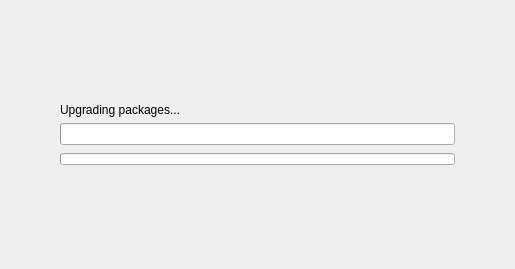
Before: the Qt Designer form playground/gokmen/um/ui/ui_screen_5.ui in pars-linux/uludag, drawn with Qt 5.
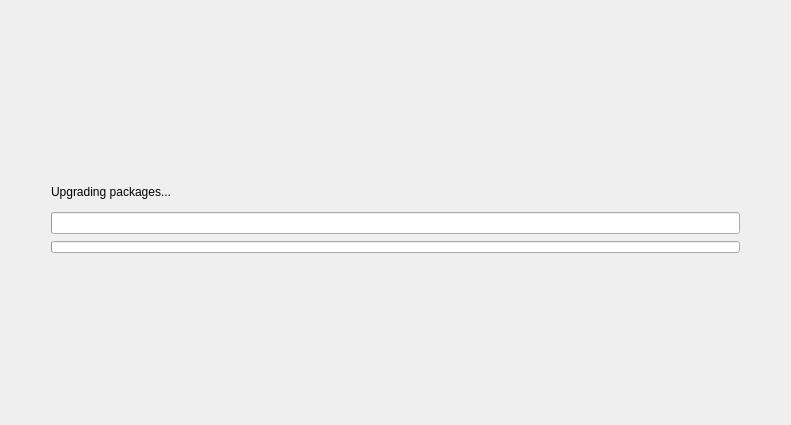
After: the same form once the commit is applied.

Commit message: - I hope the latest one !

Patch:
```diff
--- a/playground/gokmen/um/ui/ui_screen_5.ui
+++ b/playground/gokmen/um/ui/ui_screen_5.ui
@@ -6,8 +6,8 @@
    <rect>
     <x>0</x>
     <y>0</y>
-    <width>515</width>
-    <height>269</height>
+    <width>791</width>
+    <height>425</height>
    </rect>
   </property>
   <property name="windowTitle">
@@ -27,7 +27,7 @@
      </property>
     </spacer>
    </item>
-   <item row="1" column="0">
+   <item row="0" column="0" rowspan="5">
     <spacer name="horizontalSpacer">
      <property name="orientation">
       <enum>Qt::Horizontal</enum>
@@ -43,25 +43,61 @@
      </property>
     </spacer>
    </item>
-   <item row="1" column="1">
-    <widget class="QWidget" name="widget_2" native="true">
-     <property name="sizePolicy">
-      <sizepolicy hsizetype="Preferred" vsizetype="Fixed">
-       <horstretch>0</horstretch>
-       <verstretch>0</verstretch>
-      </sizepolicy>
+   <item row="0" column="3" rowspan="5">
+    <spacer name="horizontalSpacer_2">
+     <property name="orientation">
+      <enum>Qt::Horizontal</enum>
      </property>
-     <layout class="QVBoxLayout" name="verticalLayout_2">
-      <item>
+     <property name="sizeType">
+      <enum>QSizePolicy::Fixed</enum>
+     </property>
+     <property name="sizeHint" stdset="0">
+      <size>
+       <width>40</width>
+       <height>20</height>
+      </size>
+     </property>
+    </spacer>
+   </item>
+   <item row="2" column="1" colspan="2">
+    <widget class="QProgressBar" name="progress">
+     <property name="value">
+      <number>0</number>
+     </property>
+     <property name="format">
+      <string/>
+     </property>
+    </widget>
+   </item>
+   <item row="4" column="1" colspan="2">
+    <spacer name="verticalSpacer">
+     <property name="orientation">
+      <enum>Qt::Vertical</enum>
+     </property>
+     <property name="sizeHint" stdset="0">
+      <size>
+       <width>20</width>
+       <height>40</height>
+      </size>
+     </property>
+    </spacer>
+   </item>
+   <item row="1" column="1" colspan="2">
        <layout class="QHBoxLayout" name="layout">
         <item>
          <widget class="QLabel" name="status">
           <property name="sizePolicy">
-           <sizepolicy hsizetype="Expanding" vsizetype="Preferred">
+        <sizepolicy hsizetype="Expanding" vsizetype="Fixed">
             <horstretch>0</horstretch>
             <verstretch>0</verstretch>
            </sizepolicy>
           </property>
+       <property name="minimumSize">
+        <size>
+         <width>0</width>
+         <height>28</height>
+        </size>
+       </property>
           <property name="text">
            <string>Upgrading packages...</string>
           </property>
@@ -69,17 +105,7 @@
         </item>
        </layout>
       </item>
-      <item>
-       <widget class="QProgressBar" name="progress">
-        <property name="value">
-         <number>0</number>
-        </property>
-        <property name="format">
-         <string/>
-        </property>
-       </widget>
-      </item>
-      <item>
+   <item row="3" column="1" colspan="2">
        <widget class="QWidget" name="widget" native="true">
         <property name="sizePolicy">
          <sizepolicy hsizetype="Preferred" vsizetype="Fixed">
@@ -90,20 +116,20 @@
         <property name="minimumSize">
          <size>
           <width>0</width>
-          <height>15</height>
+       <height>14</height>
          </size>
         </property>
         <property name="maximumSize">
          <size>
           <width>16777215</width>
-          <height>12</height>
-         </size>
-        </property>
-        <layout class="QVBoxLayout" name="verticalLayout">
+       <height>14</height>
+      </size>
+     </property>
+     <layout class="QGridLayout" name="gridLayout_2">
          <property name="margin">
           <number>0</number>
          </property>
-         <item>
+      <item row="0" column="0">
           <widget class="QProgressBar" name="steps">
            <property name="minimumSize">
             <size>
@@ -139,38 +165,6 @@
          </item>
         </layout>
        </widget>
-      </item>
-     </layout>
-    </widget>
-   </item>
-   <item row="1" column="2">
-    <spacer name="horizontalSpacer_2">
-     <property name="orientation">
-      <enum>Qt::Horizontal</enum>
-     </property>
-     <property name="sizeType">
-      <enum>QSizePolicy::Fixed</enum>
-     </property>
-     <property name="sizeHint" stdset="0">
-      <size>
-       <width>40</width>
-       <height>20</height>
-      </size>
-     </property>
-    </spacer>
-   </item>
-   <item row="2" column="1">
-    <spacer name="verticalSpacer">
-     <property name="orientation">
-      <enum>Qt::Vertical</enum>
-     </property>
-     <property name="sizeHint" stdset="0">
-      <size>
-       <width>20</width>
-       <height>40</height>
-      </size>
-     </property>
-    </spacer>
    </item>
   </layout>
  </widget>
```
Lines whose indentation alone changed are shown as unchanged.
